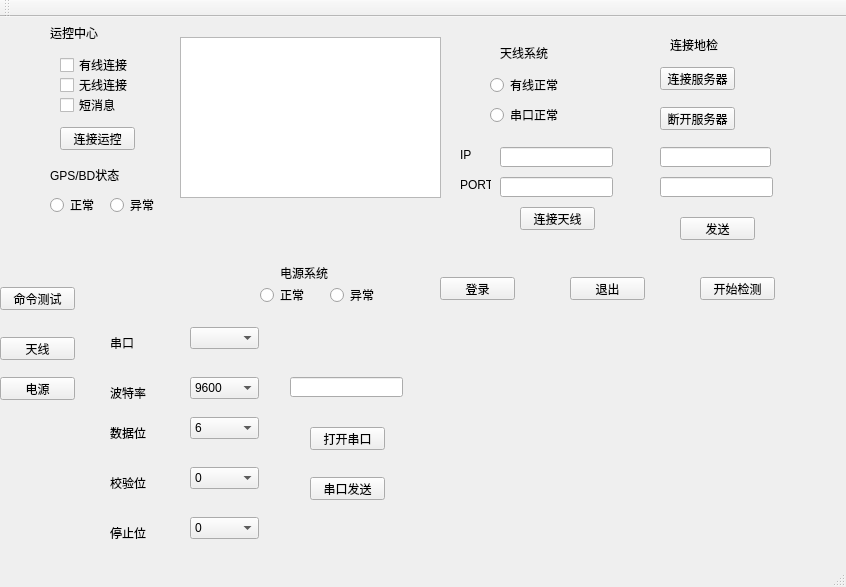
Old version of the form Project_gather/Project_gather.ui in the repository mohanmode2008/Terminal.
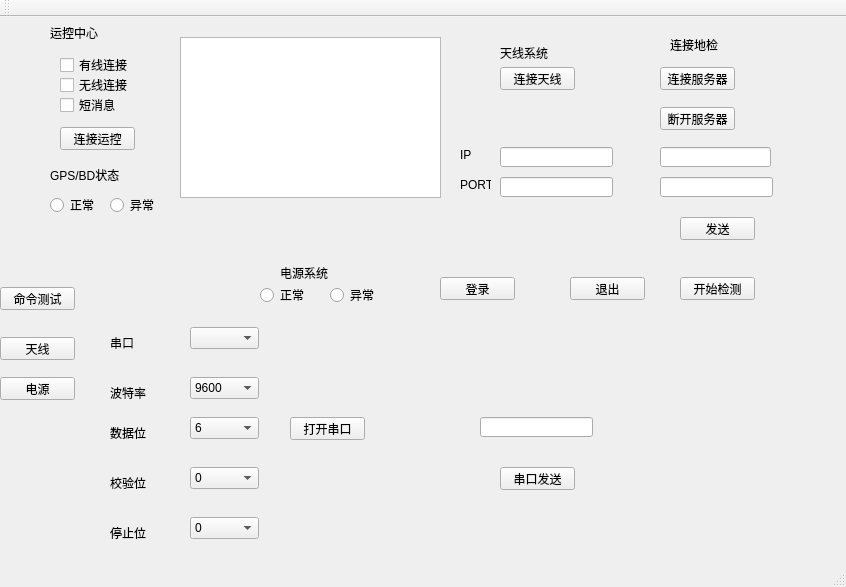
New version of the form.

What changed in the file:
```diff
--- a/Project_gather/Project_gather.ui
+++ b/Project_gather/Project_gather.ui
@@ -30,7 +30,7 @@
    <widget class="QPushButton" name="btn_startdetection">
     <property name="geometry">
      <rect>
-      <x>700</x>
+      <x>680</x>
       <y>260</y>
       <width>75</width>
       <height>23</height>
@@ -229,32 +229,6 @@
      <string>天线系统</string>
     </property>
    </widget>
-   <widget class="QRadioButton" name="radioButton_8">
-    <property name="geometry">
-     <rect>
-      <x>490</x>
-      <y>60</y>
-      <width>89</width>
-      <height>16</height>
-     </rect>
-    </property>
-    <property name="text">
-     <string>有线正常</string>
-    </property>
-   </widget>
-   <widget class="QRadioButton" name="radioButton_9">
-    <property name="geometry">
-     <rect>
-      <x>490</x>
-      <y>90</y>
-      <width>89</width>
-      <height>16</height>
-     </rect>
-    </property>
-    <property name="text">
-     <string>串口正常</string>
-    </property>
-   </widget>
    <widget class="QPushButton" name="btn_to_commandtest">
     <property name="geometry">
      <rect>
@@ -297,8 +271,8 @@
    <widget class="QPushButton" name="btn_to_connect_ant">
     <property name="geometry">
      <rect>
-      <x>520</x>
-      <y>190</y>
+      <x>500</x>
+      <y>50</y>
       <width>75</width>
       <height>23</height>
      </rect>
@@ -578,8 +552,8 @@
    <widget class="QPushButton" name="OpenSerialButton">
     <property name="geometry">
      <rect>
-      <x>310</x>
-      <y>410</y>
+      <x>290</x>
+      <y>400</y>
       <width>75</width>
       <height>23</height>
      </rect>
@@ -591,8 +565,8 @@
    <widget class="QPushButton" name="pushButton_2">
     <property name="geometry">
      <rect>
-      <x>310</x>
-      <y>460</y>
+      <x>500</x>
+      <y>450</y>
       <width>75</width>
       <height>23</height>
      </rect>
@@ -604,8 +578,8 @@
    <widget class="QLineEdit" name="send_str">
     <property name="geometry">
      <rect>
-      <x>290</x>
-      <y>360</y>
+      <x>480</x>
+      <y>400</y>
       <width>113</width>
       <height>20</height>
      </rect>
```
Left out of the diff: 3 changed lines with no effect on the pictures.
